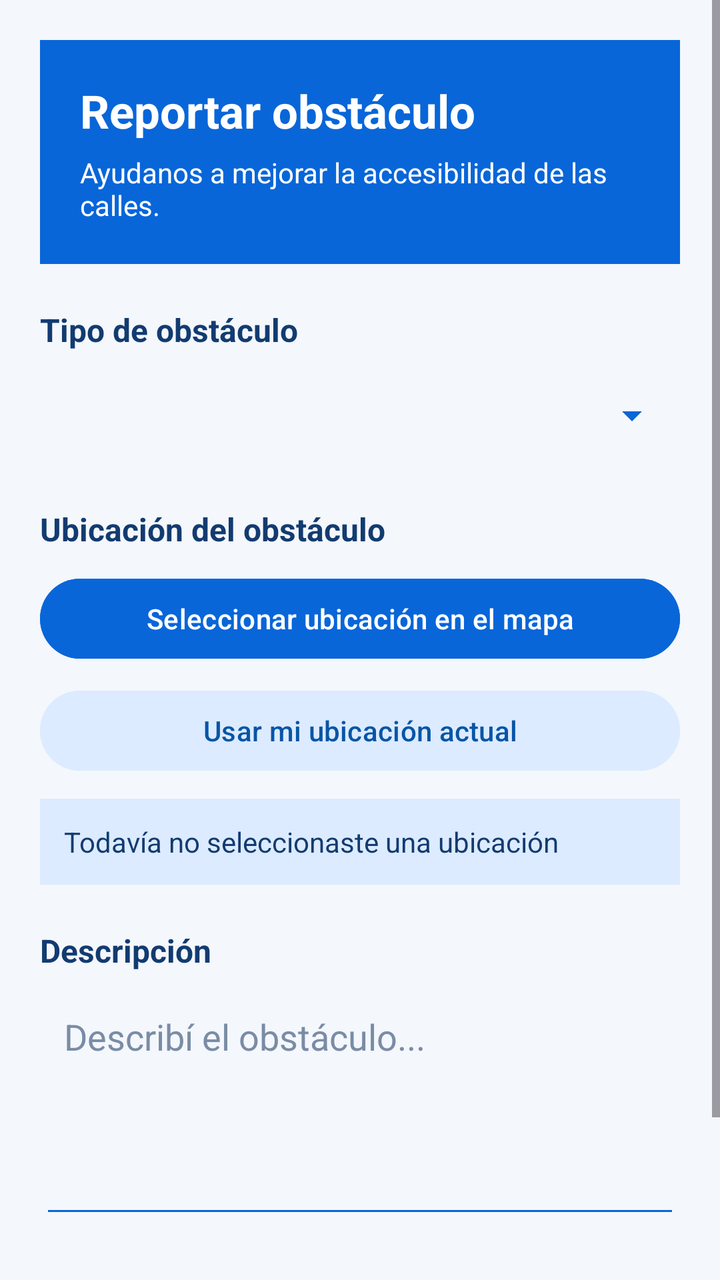
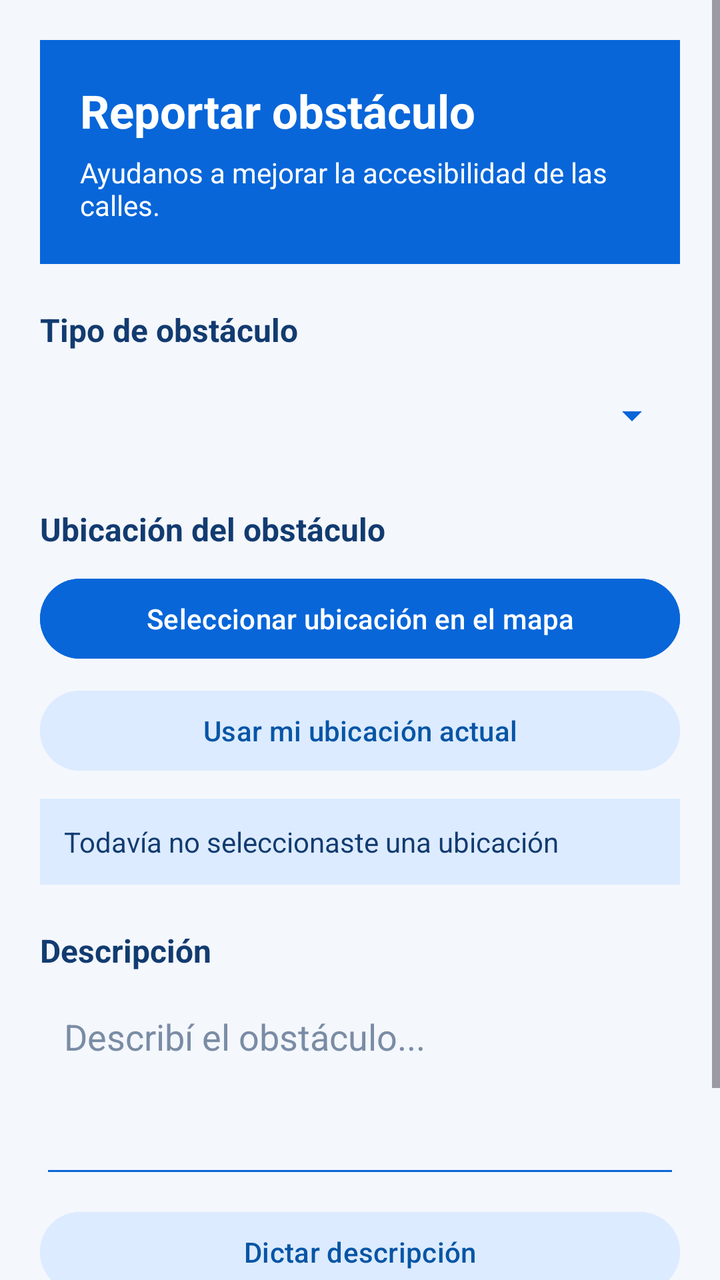

Compare the two renders of this Android layout. The source of the first and the diff that turns it into the second are given below.
<!-- AndroidManifest.xml: application theme Theme.MyApplication -->
<!-- res/layout/activity_reportar_obstaculo.xml -->
<?xml version="1.0" encoding="utf-8"?>
<ScrollView
    xmlns:android="http://schemas.android.com/apk/res/android"
    android:id="@+id/reportarObstaculoRoot"
    android:layout_width="match_parent"
    android:layout_height="match_parent"
    android:background="#F4F7FC"
    android:fillViewport="true">

    <LinearLayout
        android:layout_width="match_parent"
        android:layout_height="wrap_content"
        android:orientation="vertical"
        android:padding="20dp">

        
        <LinearLayout
            android:layout_width="match_parent"
            android:layout_height="wrap_content"
            android:orientation="vertical"
            android:padding="20dp"
            android:background="#0866D9">

            <TextView
                android:layout_width="match_parent"
                android:layout_height="wrap_content"
                android:text="Reportar obstáculo"
                android:textColor="#FFFFFF"
                android:textSize="23sp"
                android:textStyle="bold" />

            <TextView
                android:layout_width="match_parent"
                android:layout_height="wrap_content"
                android:layout_marginTop="6dp"
                android:text="Ayudanos a mejorar la accesibilidad de las calles."
                android:textColor="#FFFFFF"
                android:textSize="14sp" />

        </LinearLayout>

        
        <TextView
            android:layout_width="match_parent"
            android:layout_height="wrap_content"
            android:layout_marginTop="22dp"
            android:text="Tipo de obstáculo"
            android:textColor="#123B70"
            android:textSize="16sp"
            android:textStyle="bold" />

        <Spinner
            android:id="@+id/spTipoObstaculo"
            android:layout_width="match_parent"
            android:layout_height="wrap_content"
            android:layout_marginTop="8dp"
            android:backgroundTint="#0866D9"
            android:minHeight="48dp" />

        
        <TextView
            android:layout_width="match_parent"
            android:layout_height="wrap_content"
            android:layout_marginTop="22dp"
            android:text="Ubicación del obstáculo"
            android:textColor="#123B70"
            android:textSize="16sp"
            android:textStyle="bold" />

        <Button
            android:id="@+id/btnSeleccionarEnMapa"
            android:layout_width="match_parent"
            android:layout_height="wrap_content"
            android:layout_marginTop="10dp"
            android:text="Seleccionar ubicación en el mapa"
            android:textColor="#FFFFFF"
            android:backgroundTint="#0866D9" />

        <Button
            android:id="@+id/btnMiUbicacionReporte"
            android:layout_width="match_parent"
            android:layout_height="wrap_content"
            android:layout_marginTop="8dp"
            android:text="Usar mi ubicación actual"
            android:textColor="#0755A6"
            android:backgroundTint="#DCEBFF" />

        <TextView
            android:id="@+id/tvUbicacionReporte"
            android:layout_width="match_parent"
            android:layout_height="wrap_content"
            android:layout_marginTop="10dp"
            android:padding="12dp"
            android:text="Todavía no seleccionaste una ubicación"
            android:textColor="#123B70"
            android:background="#DCEBFF"
            android:textSize="14sp" />

        
        <TextView
            android:layout_width="match_parent"
            android:layout_height="wrap_content"
            android:layout_marginTop="22dp"
            android:text="Descripción"
            android:textColor="#123B70"
            android:textSize="16sp"
            android:textStyle="bold" />

        <EditText
            android:id="@+id/etDescripcionReporte"
            android:layout_width="match_parent"
            android:layout_height="120dp"
            android:layout_marginTop="8dp"
            android:backgroundTint="#0866D9"
            android:gravity="top|start"
            android:hint="Describí el obstáculo..."
            android:inputType="textMultiLine|textCapSentences"
            android:padding="12dp"
            android:textColor="#123B70"
            android:textColorHint="#7A8CA5" />

        
        <Button
            android:id="@+id/btnEnviarReporte"
            android:layout_width="match_parent"
            android:layout_height="wrap_content"
            android:layout_marginTop="28dp"
            android:layout_marginBottom="20dp"
            android:padding="12dp"
            android:text="Enviar reporte"
            android:textColor="#FFFFFF"
            android:textStyle="bold"
            android:backgroundTint="#FF7900" />

    </LinearLayout>

</ScrollView>
<!-- resources referenced by this layout -->
<resources>
  <style name="Theme.MyApplication" parent="Base.Theme.MyApplication" />
  <style name="Base.Theme.MyApplication" parent="Theme.Material3.DayNight.NoActionBar">
          
          
      </style>
</resources>

<!-- the commit's change to res/layout/activity_reportar_obstaculo.xml (unified diff, before → after) -->
@@ -109,7 +109,7 @@
         <EditText
             android:id="@+id/etDescripcionReporte"
             android:layout_width="match_parent"
-            android:layout_height="120dp"
+            android:layout_height="100dp"
             android:layout_marginTop="8dp"
             android:backgroundTint="#0866D9"
             android:gravity="top|start"
@@ -119,12 +119,21 @@
             android:textColor="#123B70"
             android:textColorHint="#7A8CA5" />
 
+        <Button
+            android:id="@+id/btnDictarDescripcion"
+            android:layout_width="match_parent"
+            android:layout_height="wrap_content"
+            android:layout_marginTop="8dp"
+            android:text="Dictar descripción"
+            android:textColor="#0755A6"
+            android:backgroundTint="#DCEBFF" />
+
         
         <Button
             android:id="@+id/btnEnviarReporte"
             android:layout_width="match_parent"
             android:layout_height="wrap_content"
-            android:layout_marginTop="28dp"
+            android:layout_marginTop="12dp"
             android:layout_marginBottom="20dp"
             android:padding="12dp"
             android:text="Enviar reporte"
